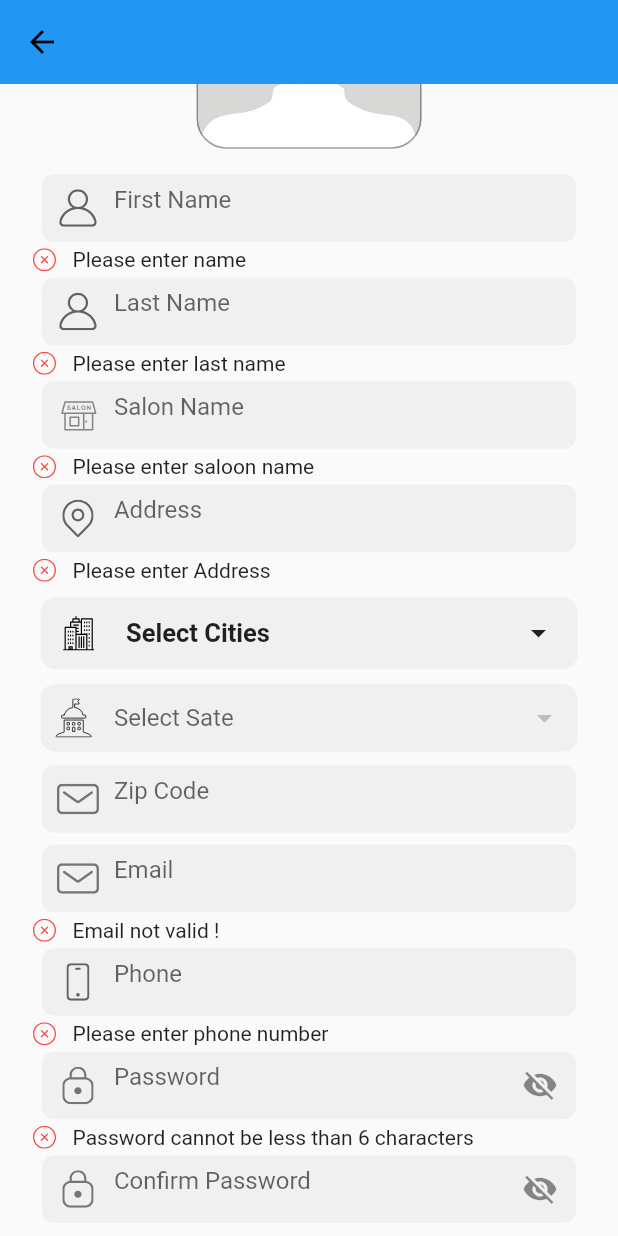
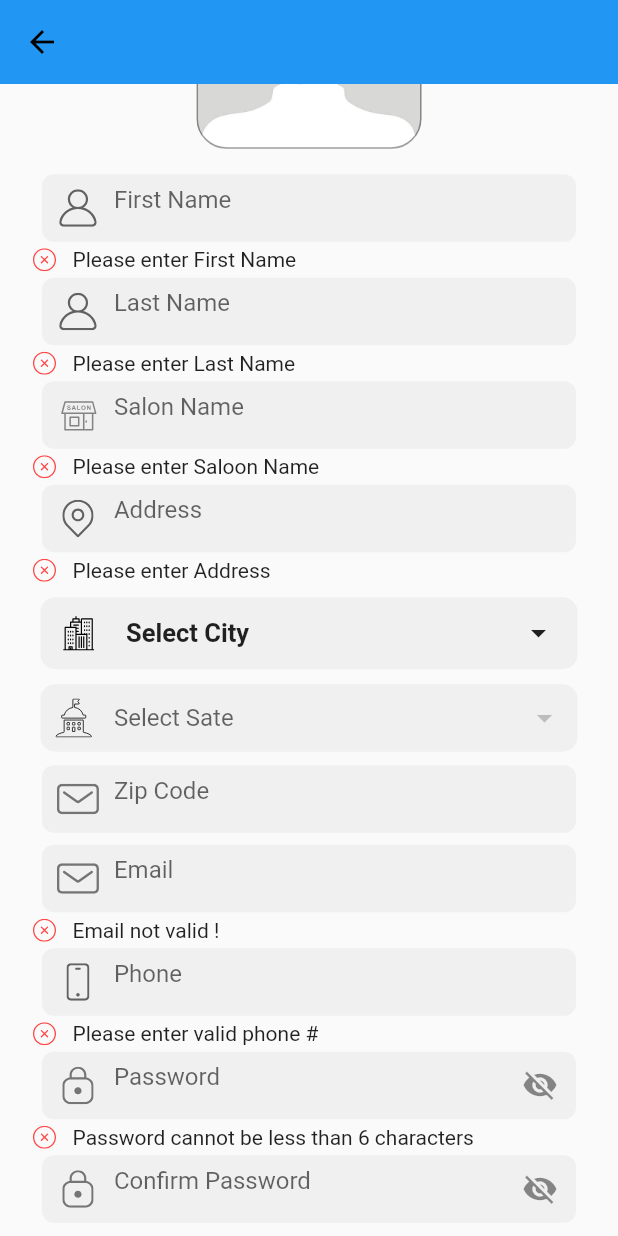
Before and after one commit to MAhsanEjaz/BiryaniHut, a Flutter app: the SignUpPage screen opened directly, scrolled down 334 dp, after a tap on "Register", on a phone screen of 412 x 824 dp. Run offline on Flutter 3.47's test engine with Material 2 defaults, Android fonts, the phone set to English and light mode, and no system bars; our stand-ins replace awesome_dialog, cached_network_image, flutter_rating_bar, flutter_spinkit, flutter_svg, fluttertoast and 11 more; missing offline and left inert: flutter_email_sender, flutter_paypal, flutter_stripe, pay, sumup; accounts and stored records are empty; project files that could hold a hidden picture were left out.

Commit message:
bug fixes

```diff
--- a/lib/customer/register/register_page.dart
+++ b/lib/customer/register/register_page.dart
@@ -166,7 +166,7 @@ class _SignUpScreenState extends State<SignUpPage>
     setState(() {});
   }
 
-  getAllStatesHandler(String cityName) async {
+  void getAllStatesHandler() async {
     CustomLoader.showLoader(context: context);
     await GetAllStatesServices()
         .getAllStatesServices(context: context, cityName: cityName);
@@ -184,7 +184,7 @@ class _SignUpScreenState extends State<SignUpPage>
   String? statesName;
   String? cityName;
 
-  String? selectedName;
+  // String? selectedName;
 
   @override
   @override
@@ -450,9 +450,9 @@ class _SignUpScreenState extends State<SignUpPage>
                                       ),
                                       const SizedBox(width: 20),
                                       Text(
-                                        selectedName == null
-                                            ? 'Select Cities'
-                                            : selectedName!,
+                                        cityName == null
+                                            ? 'Select City'
+                                            : cityName!,
                                         style: const TextStyle(
                                             fontSize: 17,
                                             fontWeight: FontWeight.bold),
@@ -528,9 +528,9 @@ class _SignUpScreenState extends State<SignUpPage>
                                                                       index) {
                                                                 return InkWell(
                                                                   onTap: () {
-                                                                    selectedName =
-                                                                        cityModel[index]
-                                                                            .cityName;
+                                                                    cityName = cityModel[
+                                                                            index]
+                                                                        .cityName;
                                                                     // model = cities;
                                                                     expand =
                                                                         !expand;
@@ -539,8 +539,7 @@ class _SignUpScreenState extends State<SignUpPage>
                                                                         .instance
                                                                         .addPostFrameCallback(
                                                                             (timeStamp) {
-                                                                      getAllStatesHandler(
-                                                                          selectedName!);
+                                                                      getAllStatesHandler();
                                                                     });
 
                                                                     setState(
@@ -763,6 +762,7 @@ class _SignUpScreenState extends State<SignUpPage>
                   DefaultButton(
                       text: "Register",
                       press: () {
+                        log("Register clicked");
                         if (isLoginValidated()) {
                           registerByCustomerBody = {
                             "id": 0,
@@ -818,7 +818,7 @@ class _SignUpScreenState extends State<SignUpPage>
     isPassError = false;
 
     if (fNameCont.text.isEmpty) {
-      fNameErrorString = "Please enter name";
+      fNameErrorString = "Please enter First Name";
       isfNameError = true;
       isValid = false;
     } else {
@@ -826,7 +826,7 @@ class _SignUpScreenState extends State<SignUpPage>
     }
 
     if (lNameCont.text.isEmpty) {
-      lNameErrorString = "Please enter last name";
+      lNameErrorString = "Please enter Last Name";
       islNameError = true;
       isValid = false;
     } else {
@@ -842,7 +842,7 @@ class _SignUpScreenState extends State<SignUpPage>
     }
 
     if (phoneCont.text.characters.length < 12) {
-      phoneErrorString = "Please enter phone number";
+      phoneErrorString = "Please enter valid phone #";
       isPhoneError = true;
       isValid = false;
     } else {
@@ -850,7 +850,7 @@ class _SignUpScreenState extends State<SignUpPage>
     }
 
     if (salonNameCont.text.isEmpty) {
-      salonNameErrorString = "Please enter saloon name";
+      salonNameErrorString = "Please enter Saloon Name";
       isSalonError = true;
       isValid = false;
     } else {
@@ -866,7 +866,7 @@ class _SignUpScreenState extends State<SignUpPage>
     }
 
     if (cityName == null) {
-      cityNameErrorString = "Please select City Name";
+      cityNameErrorString = "Please Select City Name";
       isCityError = true;
       isValid = false;
     } else {
@@ -898,7 +898,7 @@ class _SignUpScreenState extends State<SignUpPage>
         isPassError = false;
       }
       if (confirmPassCont.text.length < 6) {
-        confirmPassErrorString = "Password not correct";
+        confirmPassErrorString = "Confirm Password not matched";
         isConfirmPassError = true;
         isValid = false;
       } else {
--- a/lib/sales rep/salesrep_cart_page.dart
+++ b/lib/sales rep/salesrep_cart_page.dart
@@ -1745,8 +1745,10 @@ class _CustomerCartPageState extends State<SalesRepCartPage> {
                                                       width: double.infinity,
                                                       child: ElevatedButton(
                                                         onPressed: () {
-                                                          // close bottom sheet and also navigate
+                                                          // close the both bottom sheets and also navigate
                                                           // to previous page.
+                                                          Navigator.of(context)
+                                                              .pop();
                                                           Navigator.of(context)
                                                               .pop();
                                                           Navigator.of(context)
--- a/lib/services/add_to_cart_service.dart
+++ b/lib/services/add_to_cart_service.dart
@@ -1,6 +1,7 @@
 import 'dart:convert';
 import 'dart:developer';
 import 'package:flutter/material.dart';
+import 'package:shop_app/components/common_widgets.dart';
 import 'package:shop_app/constants.dart';
 import 'package:shop_app/helper/custom_snackbar.dart';
 import 'package:http/http.dart' as http;
@@ -24,13 +25,16 @@ class AddToCartService {
         return true;
       } else {
         // log("Unsuccessfull");
+        showToast("Order could not be Placed");
         CustomSnackBar.failedSnackBar(
             context: context, message: "Order could not be Placed");
         return false;
       }
     } catch (err) {
+      showToast("Internet or Server Issue");
+
       CustomSnackBar.failedSnackBar(
-          context: context, message: "Something went wrong");
+          context: context, message: "Internet or Server Issue");
 
       return false;
     }
```
